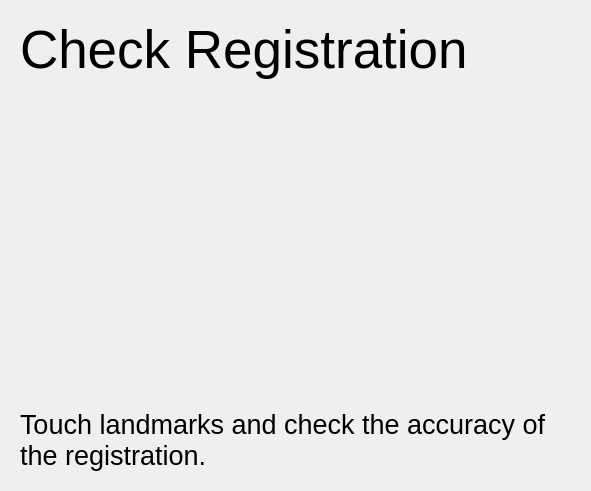
The window that Registration/Resources/UI/Registration.ui (NousNav/SlicerOpenNav) describes before a commit, drawn with Qt 5.
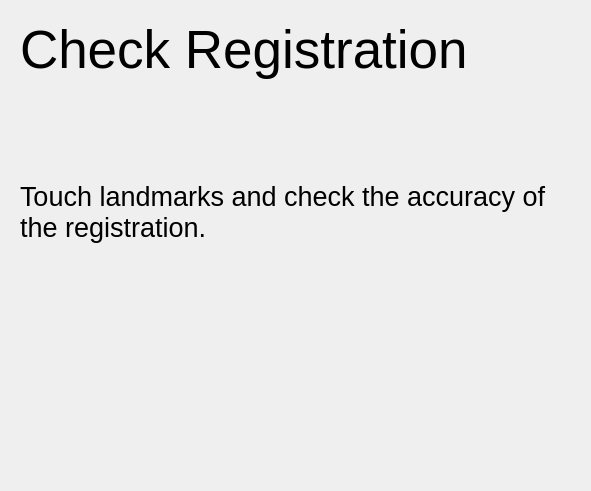
The same window after the commit. The open tabs and pages were chosen to show the change. Custom widgets are drawn as their Qt base class.

Commit message:
ENH: Improve reporting and handling of calibration status
* Improve advancing mechanism for calibration steps: can now only advance if calibration results are satisfactory
* Add color coding to calibration results
* Show tool tracking status during the pointer calibration steps
* Show RMSE after registration step
* Change tool color in navigation mode to convey tracking status

What changed in the file:
```diff
--- a/Registration/Resources/UI/Registration.ui
+++ b/Registration/Resources/UI/Registration.ui
@@ -549,6 +549,44 @@
          </property>
         </widget>
        </item>
+       <item>
+        <spacer name="verticalSpacer_14">
+         <property name="orientation">
+          <enum>Qt::Vertical</enum>
+         </property>
+         <property name="sizeHint" stdset="0">
+          <size>
+           <width>20</width>
+           <height>40</height>
+          </size>
+         </property>
+        </spacer>
+       </item>
+       <item>
+        <widget class="QLabel" name="RMSLabelRegistration">
+         <property name="font">
+          <font>
+           <pointsize>20</pointsize>
+          </font>
+         </property>
+         <property name="text">
+          <string/>
+         </property>
+        </widget>
+       </item>
+       <item>
+        <spacer name="verticalSpacer_16">
+         <property name="orientation">
+          <enum>Qt::Vertical</enum>
+         </property>
+         <property name="sizeHint" stdset="0">
+          <size>
+           <width>20</width>
+           <height>40</height>
+          </size>
+         </property>
+        </spacer>
+       </item>
       </layout>
      </widget>
     </widget>
```
Left out of the diff: 12 changed lines with no effect on the pictures. The commit also changes 2 other files.
